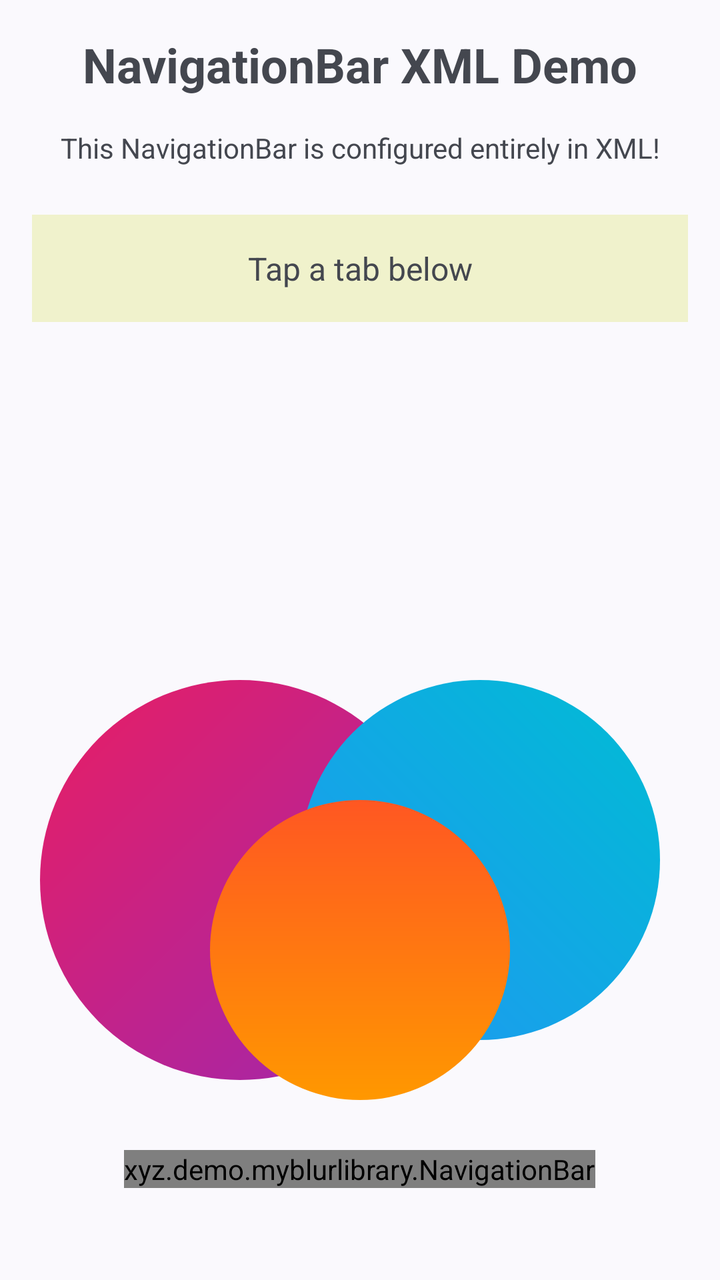
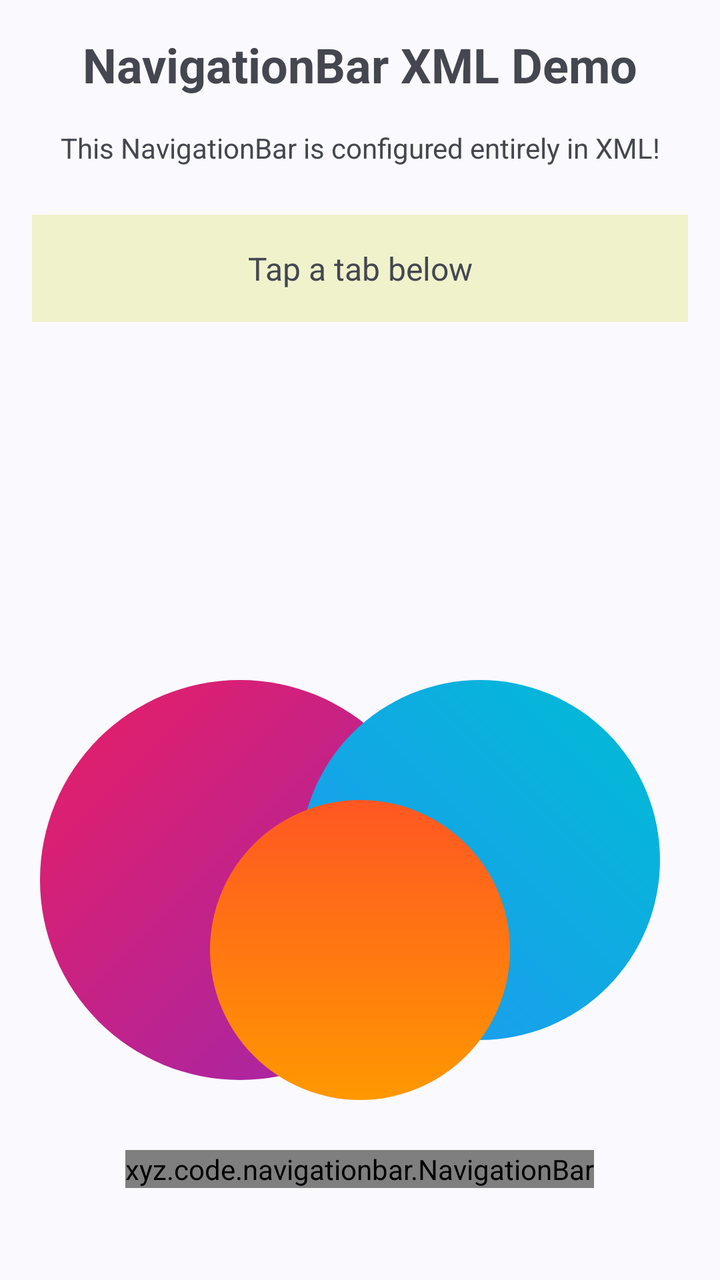

Before-and-after screenshots of an Android layout around one commit, followed by the original layout XML and the change that was made.
<!-- AndroidManifest.xml: application theme Theme.MyBlurLibrary -->
<!-- res/layout/activity_xml_demo.xml -->
<?xml version="1.0" encoding="utf-8"?>
<FrameLayout xmlns:android="http://schemas.android.com/apk/res/android"
    xmlns:app="http://schemas.android.com/apk/res-auto"
    android:layout_width="match_parent"
    android:layout_height="match_parent"
    android:background="?android:attr/colorBackground">

    
    <View
        android:id="@+id/gradient1"
        android:layout_width="200dp"
        android:layout_height="200dp"
        android:layout_gravity="bottom|start"
        android:layout_marginStart="20dp"
        android:layout_marginBottom="100dp"
        android:translationY="@dimen/_50sdp"
        android:background="@drawable/gradient_purple_pink" />

    
    <View
        android:id="@+id/gradient2"
        android:layout_width="180dp"
        android:layout_height="180dp"
        android:translationY="@dimen/_55sdp"
        android:layout_gravity="bottom|end"
        android:layout_marginEnd="30dp"
        android:layout_marginBottom="120dp"
        android:background="@drawable/gradient_blue_cyan" />

    
    <View
        android:id="@+id/gradient3"
        android:layout_width="150dp"
        android:translationY="@dimen/_55sdp"
        android:layout_height="150dp"
        android:layout_gravity="bottom|center_horizontal"
        android:layout_marginBottom="90dp"
        android:background="@drawable/gradient_orange_red" />

    <ScrollView
        android:layout_width="match_parent"
        android:layout_height="match_parent"
        android:paddingBottom="120dp">

        <LinearLayout
            android:id="@+id/xmlDemoContent"
            android:layout_width="match_parent"
            android:layout_height="wrap_content"
            android:orientation="vertical"
            android:padding="16dp">

            <TextView
                android:layout_width="match_parent"
                android:layout_height="wrap_content"
                android:text="NavigationBar XML Demo"
                android:textSize="24sp"
                android:textStyle="bold"
                android:gravity="center"
                android:layout_marginBottom="16dp" />

            <TextView
                android:layout_width="match_parent"
                android:layout_height="wrap_content"
                android:text="This NavigationBar is configured entirely in XML!"
                android:textSize="14sp"
                android:gravity="center"
                android:layout_marginBottom="24dp" />

            <TextView
                android:id="@+id/xmlStatusText"
                android:layout_width="match_parent"
                android:layout_height="wrap_content"
                android:text="Tap a tab below"
                android:textSize="16sp"
                android:gravity="center"
                android:padding="16dp"
                android:background="#40CDDC39"
                android:layout_marginBottom="16dp" />

        </LinearLayout>
    </ScrollView>

    
    <xyz.demo.myblurlibrary.NavigationBar
        android:id="@+id/navigationBarXml"
        android:layout_width="wrap_content"
        android:layout_height="wrap_content"
        android:translationY="-30dp"
        android:layout_gravity="bottom|center_horizontal"
        android:layout_margin="16dp"
        app:menu="@menu/navbar_tabs" />

</FrameLayout>
<!-- resources referenced by this layout -->
<resources>
  <!-- drawable gradient_blue_cyan (drawable) -->
  <?xml version="1.0" encoding="utf-8"?>
  <shape xmlns:android="http://schemas.android.com/apk/res/android"
      android:shape="oval">
      <gradient
          android:angle="45"
          android:endColor="#00BCD4"
          android:startColor="#2196F3"
          android:type="linear" />
  </shape>
  <!-- drawable gradient_orange_red (drawable) -->
  <?xml version="1.0" encoding="utf-8"?>
  <shape xmlns:android="http://schemas.android.com/apk/res/android"
      android:shape="oval">
      <gradient
          android:angle="90"
          android:endColor="#FF5722"
          android:startColor="#FF9800"
          android:type="linear" />
  </shape>
  <!-- drawable gradient_purple_pink (drawable) -->
  <?xml version="1.0" encoding="utf-8"?>
  <shape xmlns:android="http://schemas.android.com/apk/res/android"
      android:shape="oval">
      <gradient
          android:angle="135"
          android:endColor="#E91E63"
          android:startColor="#9C27B0"
          android:type="linear" />
  </shape>
  <style name="Theme.MyBlurLibrary" parent="Base.Theme.MyBlurLibrary" />
  <style name="Base.Theme.MyBlurLibrary" parent="Theme.Material3.DynamicColors.DayNight.NoActionBar">
          
          
      </style>
</resources>

<!-- the commit's change to res/layout/activity_xml_demo.xml (unified diff, before → after) -->
@@ -81,7 +81,7 @@
     </ScrollView>
 
     
-    <xyz.demo.myblurlibrary.NavigationBar
+    <xyz.code.navigationbar.NavigationBar
         android:id="@+id/navigationBarXml"
         android:layout_width="wrap_content"
         android:layout_height="wrap_content"
